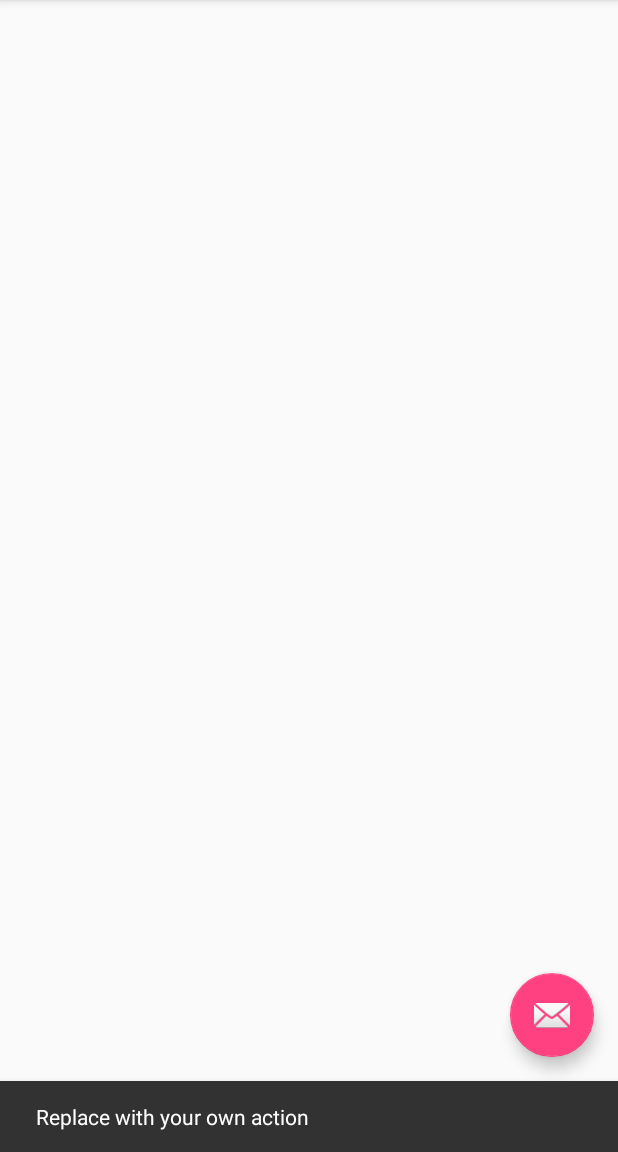
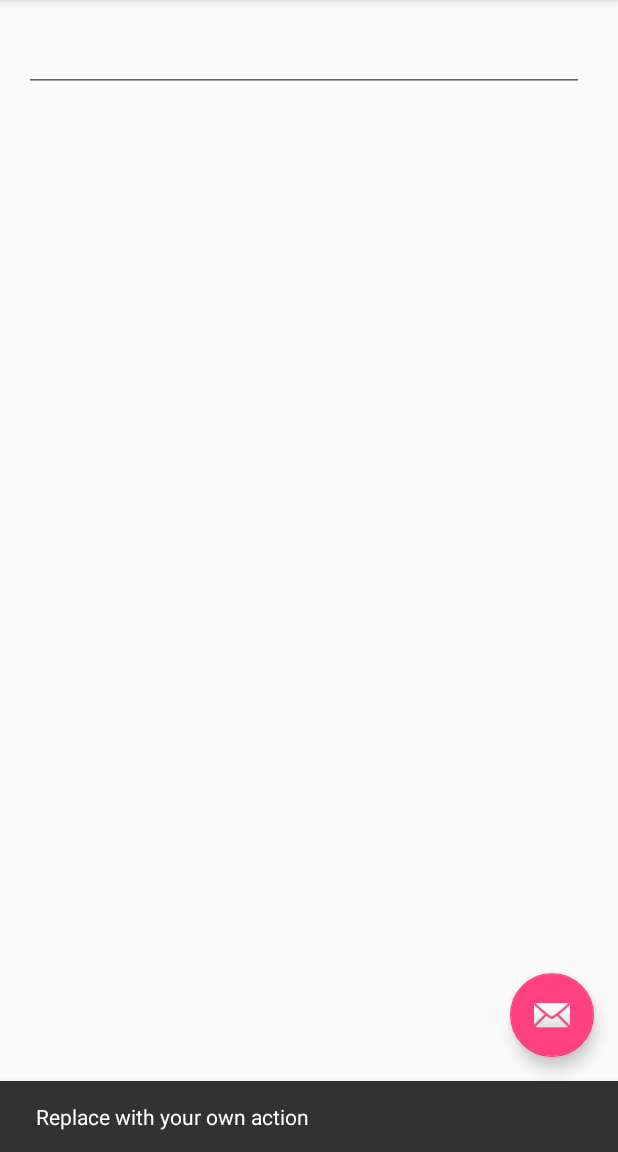
Before and after one commit to bsberg/NewMoomieApp, an Android app: the menu screen opened directly, with no data from a screen before it, after a tap on an icon or button, on a phone screen of 412 x 824 dp, the part 84-1236 px from its top. Run offline under Robolectric (Android 15) with nearby library versions, the phone set to English and light mode, and no system bars.

Commit message:
Got database working in MovieFragment
If you try and add the same movie twice, it duplicates it instead of
updating it.  We need to add this functionality

```diff
--- /dev/null
+++ b/Moomie2/app/src/main/java/com/example/brianberg/moomie2/AddMovieOMDB.java
@@ -0,0 +1,29 @@
+package com.example.brianberg.moomie2;
+
+
+import android.os.Bundle;
+import android.support.v4.app.Fragment;
+import android.view.LayoutInflater;
+import android.view.View;
+import android.view.ViewGroup;
+
+
+/**
+ * A simple {@link Fragment} subclass.
+ */
+public class AddMovieOMDB extends Fragment {
+
+
+    public AddMovieOMDB() {
+        // Required empty public constructor
+    }
+
+
+    @Override
+    public View onCreateView(LayoutInflater inflater, ViewGroup container,
+                             Bundle savedInstanceState) {
+        // Inflate the layout for this fragment
+        return inflater.inflate(R.layout.fragment_add_movie_omdb, container, false);
+    }
+
+}
--- a/Moomie2/app/src/main/java/com/example/brianberg/moomie2/MovieFragment.java
+++ b/Moomie2/app/src/main/java/com/example/brianberg/moomie2/MovieFragment.java
@@ -3,9 +3,12 @@ package com.example.brianberg.moomie2;
 
 import android.os.Bundle;
 import android.support.v4.app.Fragment;
+import android.util.Log;
 import android.view.LayoutInflater;
 import android.view.View;
 import android.view.ViewGroup;
+
+import java.util.List;
 
 
 /**
@@ -22,8 +25,27 @@ public class MovieFragment extends Fragment {
     @Override
     public View onCreateView(LayoutInflater inflater, ViewGroup container,
                              Bundle savedInstanceState) {
+        DatabaseHandler db = new DatabaseHandler(getContext());
+
+        //CRUD Operations
+        Log.d("Insert: ", "Inserting...");
+        db.addMovieObject(new MovieObject(1, "The Revenant", "Leo gets mauled by a bear"));
+        db.addMovieObject(new MovieObject(2, "Star Wars", "Rebels blow up a space station"));
+        db.addMovieObject(new MovieObject(3, "Animal House", "Toga, toga, toga!"));
+
+        // Read all of the movies
+        Log.d("Reading: ", "Reading all movies..");
+        List<MovieObject> movies = db.getAllMovieObjects();
+
+        for(MovieObject moo : movies) {
+            String log = "Id: " + moo.getID() + ", Title: " + moo.getTitle() + ", Plot: " + moo.getPlot();
+            Log.d("Movies: ", log);
+        }
+
         // Inflate the layout for this fragment
         return inflater.inflate(R.layout.fragment_movie, container, false);
     }
 
+
+
 }
--- a/Moomie2/app/src/main/java/com/example/brianberg/moomie2/menu.java
+++ b/Moomie2/app/src/main/java/com/example/brianberg/moomie2/menu.java
@@ -33,6 +33,13 @@ public class menu extends AppCompatActivity
             public void onClick(View view) {
                 Snackbar.make(view, "Replace with your own action", Snackbar.LENGTH_LONG)
                         .setAction("Action", null).show();
+
+                // Swap to AddMovieOMDB Fragment
+                Fragment fragment;
+                fragment = new AddMovieOMDB();
+                fragmentTransaction = getSupportFragmentManager().beginTransaction();
+                fragmentTransaction.replace(R.id.main_container, fragment);
+                fragmentTransaction.commit();
             }
         });
 
--- /dev/null
+++ b/Moomie2/app/src/main/res/layout/fragment_add_movie_omdb.xml
@@ -0,0 +1,19 @@
+<LinearLayout xmlns:android="http://schemas.android.com/apk/res/android"
+    android:orientation="vertical"
+    xmlns:tools="http://schemas.android.com/tools"
+    android:layout_width="wrap_content"
+    android:layout_height="match_parent"
+    tools:context="com.example.brianberg.moomie2.AddMovieOMDB">
+
+    <LinearLayout
+        android:orientation="vertical"
+        android:layout_width="wrap_content"
+        android:layout_height="match_parent">
+        <EditText
+            android:layout_width="373dp"
+            android:layout_height="wrap_content"
+            android:id="@+id/search_OMDB"
+            android:layout_gravity="center_horizontal|top" />
+    </LinearLayout>
+
+</LinearLayout>
```
